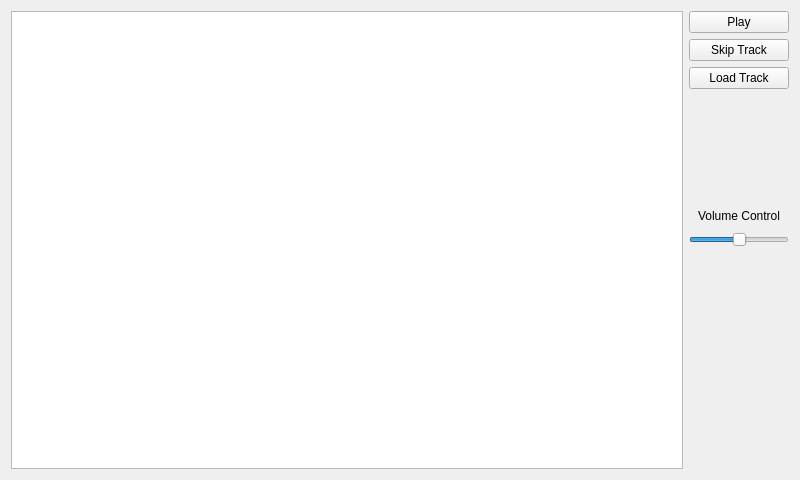
Above: src/musicplayer.ui from lettergram/emomusic before the change. Below: the same form after it.
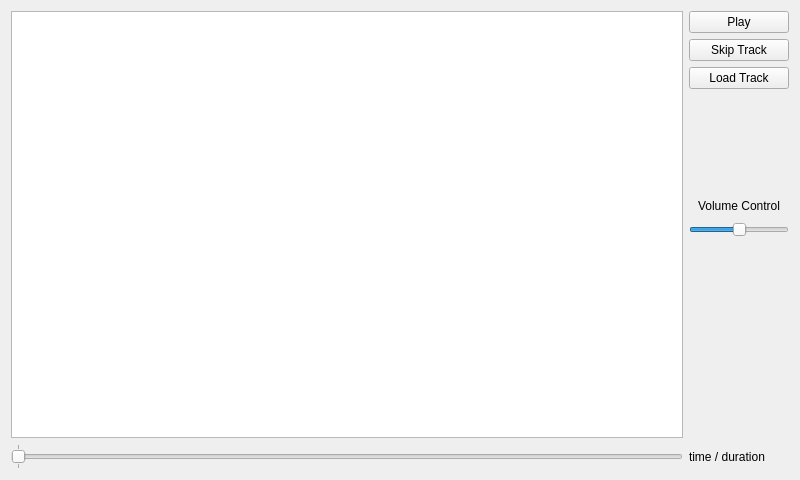
That is the form after the change.

Commit message: Added some time, move time bar, keeps track of time, and there's a bug when clicking skip for w.e reason

```diff
--- a/src/musicplayer.ui
+++ b/src/musicplayer.ui
@@ -80,6 +80,26 @@
       </property>
      </widget>
     </item>
+    <item row="8" column="1">
+     <widget class="QSlider" name="timeSlider">
+      <property name="orientation">
+       <enum>Qt::Horizontal</enum>
+      </property>
+      <property name="tickPosition">
+       <enum>QSlider::TicksBothSides</enum>
+      </property>
+      <property name="tickInterval">
+       <number>60000</number>
+      </property>
+     </widget>
+    </item>
+    <item row="8" column="2">
+     <widget class="QLabel" name="timeLabel">
+      <property name="text">
+       <string>time / duration</string>
+      </property>
+     </widget>
+    </item>
    </layout>
   </widget>
  </widget>
```
Left out of the diff: 20 changed lines with no effect on the pictures. The commit also changes 9 other files.
